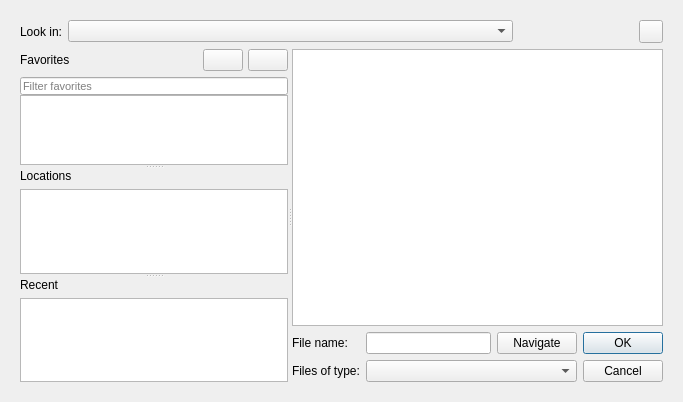
First picture: the form in Qt/Core/Resources/UI/pqFileDialog.ui, repository Kitware/ParaView, before the edit.
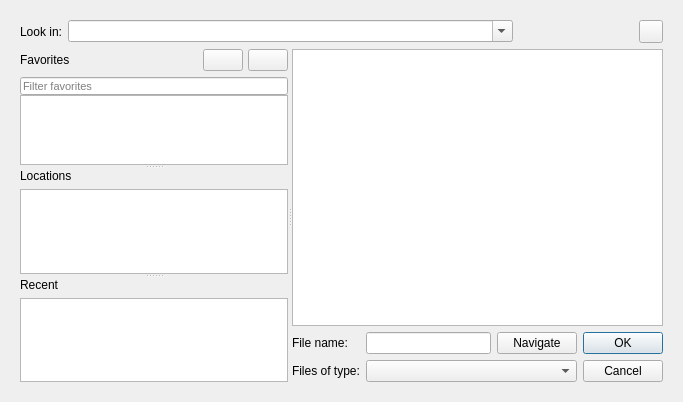
Second picture: the form after the edit. Icons and pictures are not drawn. Custom widgets are drawn as their Qt base class.

Commit message: Filedialog looking is now editable

```diff
--- a/Qt/Core/Resources/UI/pqFileDialog.ui
+++ b/Qt/Core/Resources/UI/pqFileDialog.ui
@@ -57,6 +57,9 @@
             <verstretch>0</verstretch>
            </sizepolicy>
           </property>
+          <property name="editable">
+           <bool>true</bool>
+          </property>
          </widget>
         </item>
         <item>
```
The commit also changes 1 other file.
